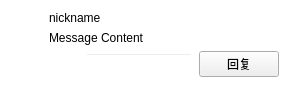
This is notification/notificationcard.ui in iwxyi/CatlikeQQ as Qt 5 draws it before an edit. The edited form follows.
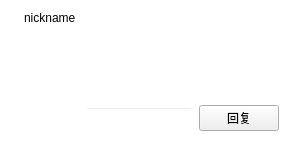
This is the edited form. Custom widgets are drawn as their Qt base class.

The edit to the form file:
```diff
--- a/notification/notificationcard.ui
+++ b/notification/notificationcard.ui
@@ -7,7 +7,7 @@
     <x>0</x>
     <y>0</y>
     <width>300</width>
-    <height>97</height>
+    <height>113</height>
    </rect>
   </property>
   <property name="windowTitle">
@@ -47,7 +47,7 @@
       </widget>
      </item>
      <item>
-      <layout class="QVBoxLayout" name="verticalLayout" stretch="0,1">
+      <layout class="QVBoxLayout" name="verticalLayout" stretch="0,0">
        <item>
         <widget class="QLabel" name="nicknameLabel">
          <property name="text">
@@ -56,18 +56,13 @@
         </widget>
        </item>
        <item>
-        <widget class="QLabel" name="messageLabel">
-         <property name="text">
-          <string>Message Content</string>
-         </property>
-         <property name="textFormat">
-          <enum>Qt::RichText</enum>
-         </property>
-         <property name="scaledContents">
-          <bool>false</bool>
-         </property>
-         <property name="wordWrap">
-          <bool>true</bool>
+        <widget class="QListWidget" name="listWidget">
+         <property name="styleSheet">
+          <string notr="true">#listWidget
+{
+	background: transparent;
+	border: none;
+}</string>
          </property>
         </widget>
        </item>
```
